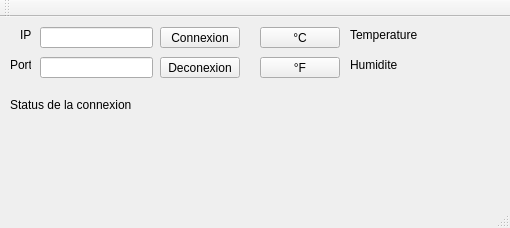
This is TP8 Client/TP8Client.ui in Bruchet-Raphael/TP8-Client as Qt 5 draws it before an edit. The edited form follows.
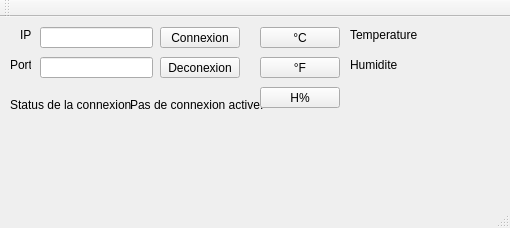
This is the edited form.

Commit message: demmande temp et hum

```diff
--- a/TP8 Client/TP8Client.ui
+++ b/TP8 Client/TP8Client.ui
@@ -174,7 +174,7 @@
      </rect>
     </property>
     <property name="text">
-     <string/>
+     <string>Pas de connexion active.</string>
     </property>
    </widget>
    <widget class="QPushButton" name="disconnectButton">
@@ -190,6 +190,19 @@
      <string>Deconexion</string>
     </property>
    </widget>
+   <widget class="QPushButton" name="humButton">
+    <property name="geometry">
+     <rect>
+      <x>260</x>
+      <y>70</y>
+      <width>80</width>
+      <height>21</height>
+     </rect>
+    </property>
+    <property name="text">
+     <string>H%</string>
+    </property>
+   </widget>
   </widget>
   <widget class="QMenuBar" name="menuBar">
    <property name="geometry">
```
Left out of the diff: 4 changed lines with no effect on the pictures. The commit also changes 2 other files.
